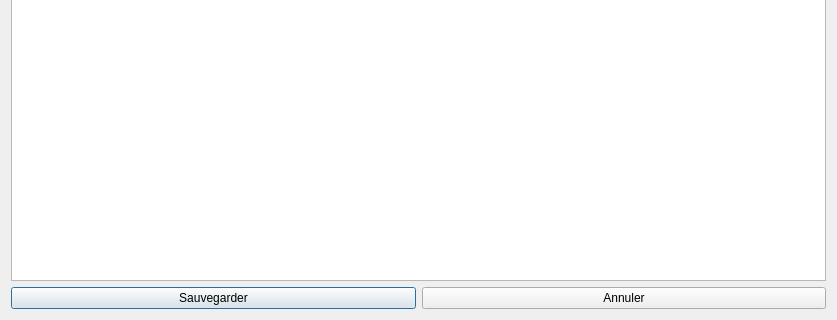
Before: the Qt Designer form App/Juntos/formupdbug.ui in workspacerg/Juntos, drawn with Qt 5; both pictures show x 0 to 837 and y 463 to 783 of the 837 by 783 pixel window.
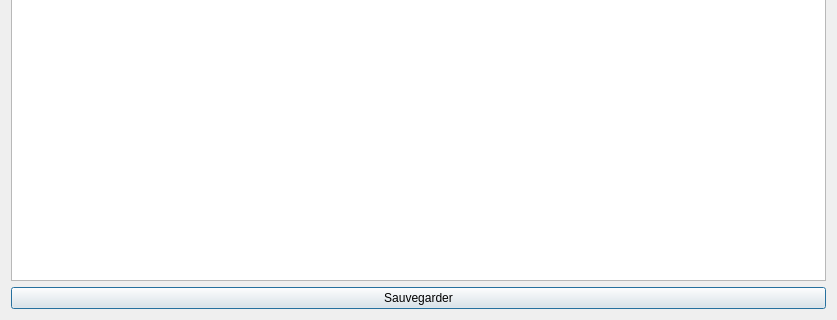
After: the same form once the commit is applied.

What changed in the file:
```diff
--- a/App/Juntos/formupdbug.ui
+++ b/App/Juntos/formupdbug.ui
@@ -364,13 +364,6 @@
        </property>
       </widget>
      </item>
-     <item>
-      <widget class="QPushButton" name="cancel">
-       <property name="text">
-        <string>Annuler</string>
-       </property>
-      </widget>
-     </item>
     </layout>
    </item>
   </layout>
```
